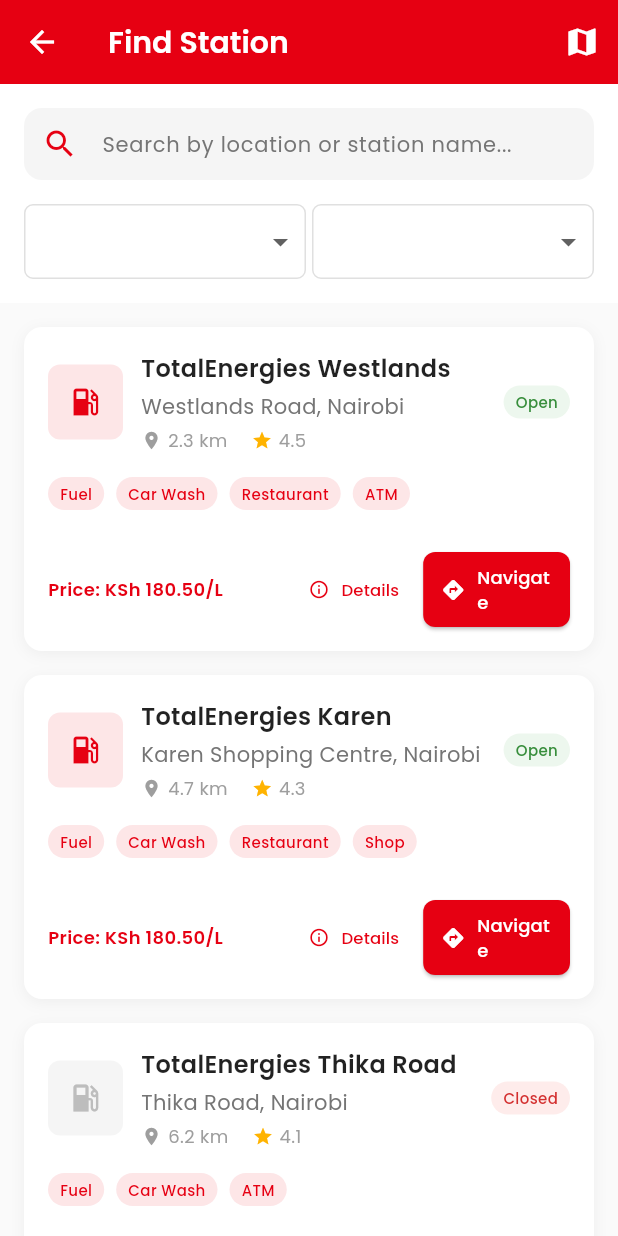
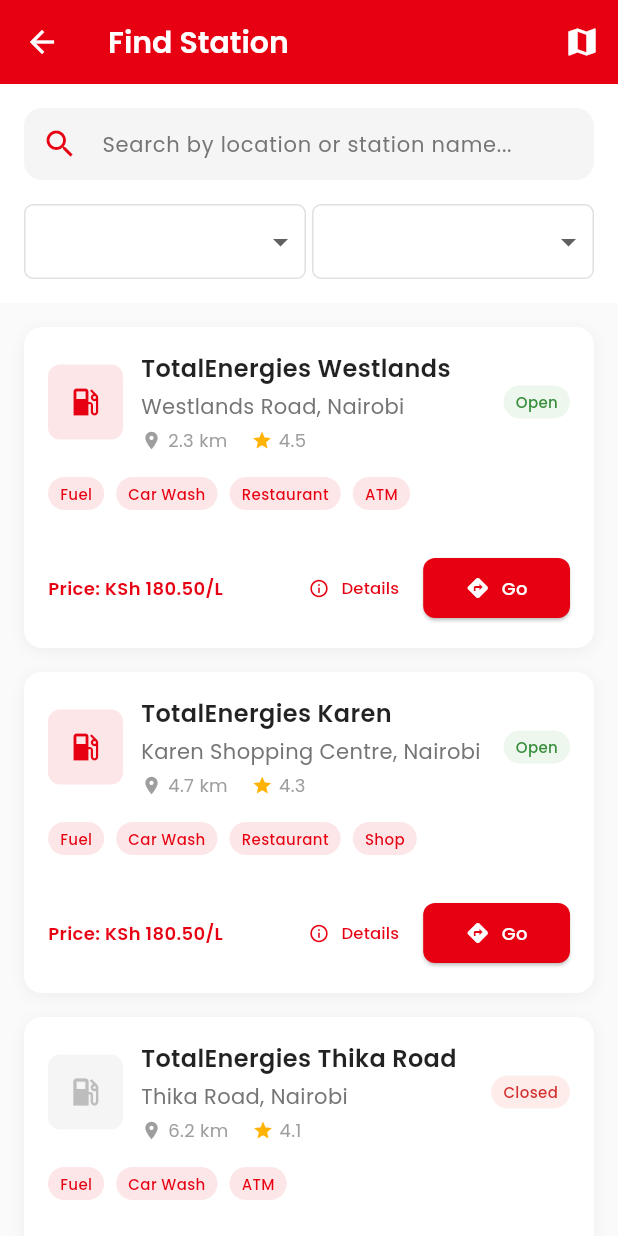
Before and after one commit to boazomare1/totalenergies-app, a Flutter app: the StationFinderScreen screen opened directly, after a tap on "View List", on a phone screen of 412 x 824 dp. Run offline on Flutter 3.47's test engine with Material 3 defaults, Android fonts, the phone set to English and light mode, and no system bars; our stand-ins replace google_fonts.

Commit message:
fix: Replace 'Navigate' with 'Go' for more compact button
- Changed button text from 'Navigate' to 'Go' to reduce button height
- Maintains clear action indication with directions icon
- More compact layout while preserving functionality
- Better fits in the available space without overflow

```diff
--- a/lib/screens/station_finder_screen.dart
+++ b/lib/screens/station_finder_screen.dart
@@ -551,10 +551,7 @@
                     size: 14,
                     color: Color(0xFFE60012),
                   ),
-                  label: const Text(
-                    'Details',
-                    style: TextStyle(fontSize: 11),
-                  ),
+                  label: const Text('Details', style: TextStyle(fontSize: 11)),
                   style: TextButton.styleFrom(
                     foregroundColor: const Color(0xFFE60012),
                     padding: const EdgeInsets.symmetric(
@@ -574,12 +571,9 @@
                               _navigateToStation(station);
                             }
                             : null,
-                    icon: const Icon(
-                      Icons.directions,
-                      size: 16,
-                    ),
+                    icon: const Icon(Icons.directions, size: 16),
                     label: const Text(
-                      'Navigate',
+                      'Go',
                       style: TextStyle(fontSize: 12),
                     ),
                     style: ElevatedButton.styleFrom(
```
